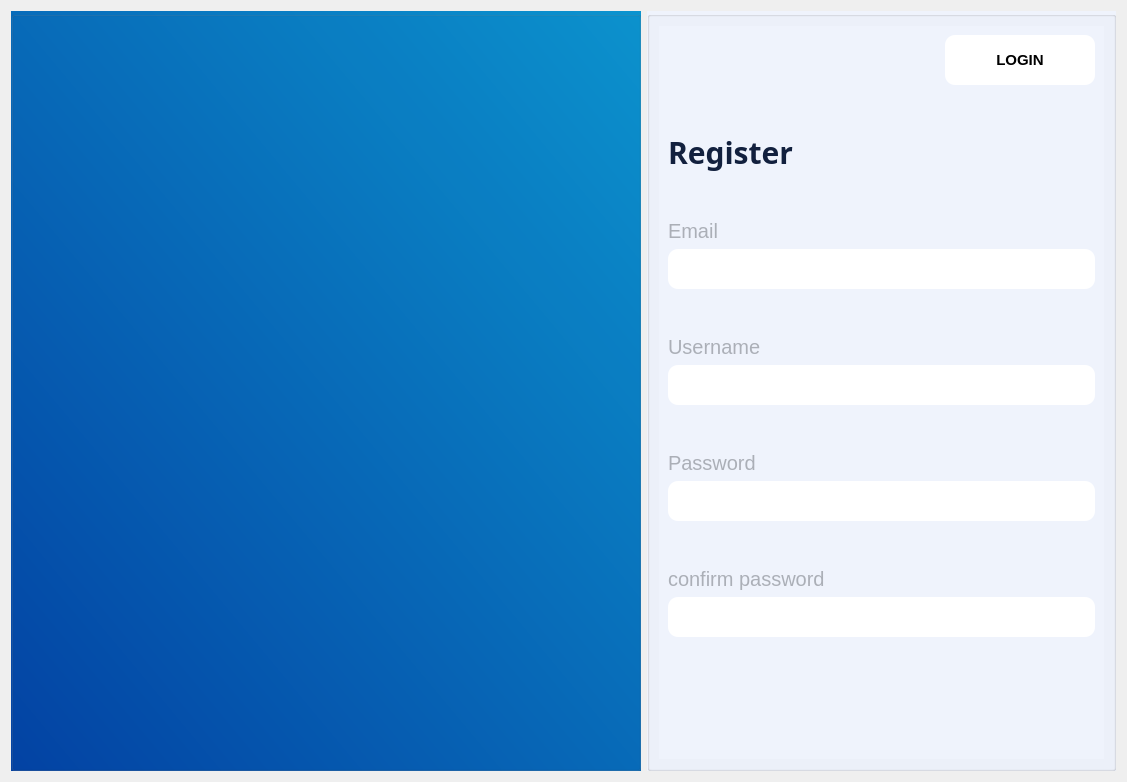
This is forms/register_view.ui in yousefelmesalamy/Illminor as Qt 5 draws it before an edit. The edited form follows.
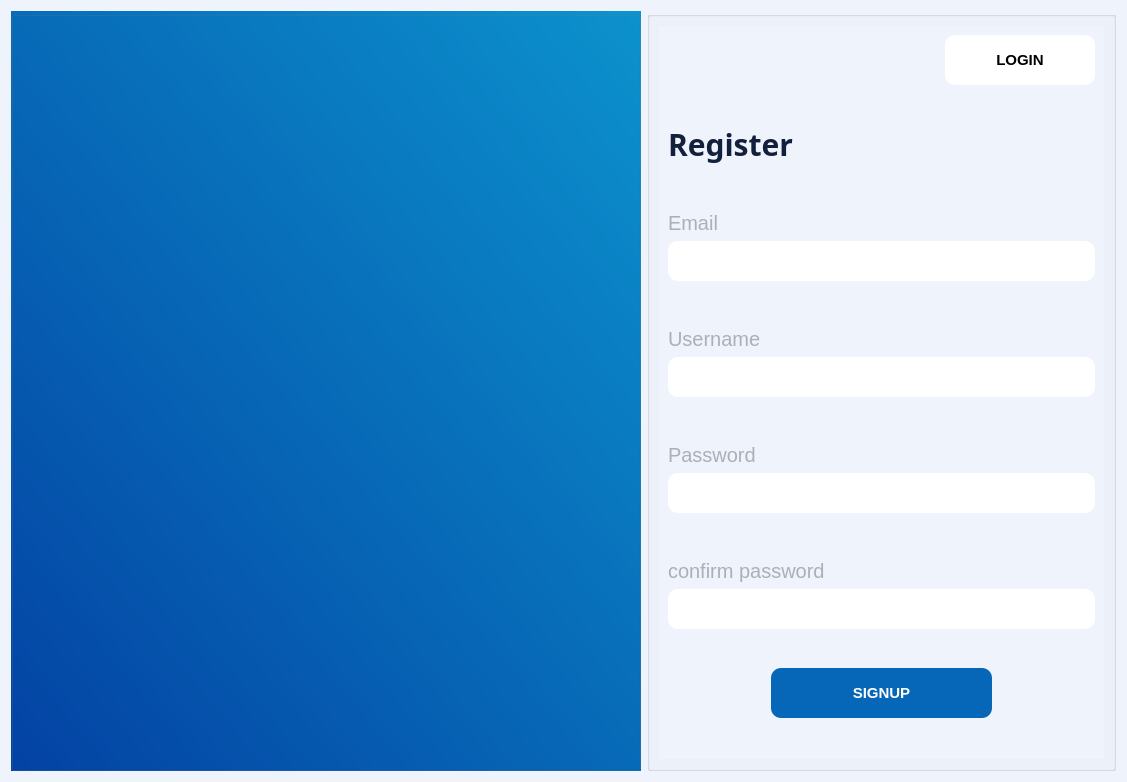
This is the edited form. Icons and pictures are not drawn.

```diff
--- a/forms/register_view.ui
+++ b/forms/register_view.ui
@@ -14,7 +14,9 @@
    <string>Form</string>
   </property>
   <property name="styleSheet">
-   <string notr="true">font-family:Ubuntu;
+   <string notr="true">background-color: rgb(239, 243, 252);
+color: rgb(18, 32, 62);
+font-family:Ubuntu;
 font-size: 20px;</string>
   </property>
   <layout class="QGridLayout" name="gridLayout_3">
@@ -47,7 +49,36 @@
         <property name="styleSheet">
          <string notr="true"/>
         </property>
-        <layout class="QGridLayout" name="gridLayout_18">
+        <layout class="QGridLayout" name="gridLayout_4">
+         <item row="3" column="0">
+          <spacer name="verticalSpacer_22">
+           <property name="orientation">
+            <enum>Qt::Vertical</enum>
+           </property>
+           <property name="sizeType">
+            <enum>QSizePolicy::Fixed</enum>
+           </property>
+           <property name="sizeHint" stdset="0">
+            <size>
+             <width>20</width>
+             <height>40</height>
+            </size>
+           </property>
+          </spacer>
+         </item>
+         <item row="5" column="0" colspan="2">
+          <spacer name="verticalSpacer">
+           <property name="orientation">
+            <enum>Qt::Vertical</enum>
+           </property>
+           <property name="sizeHint" stdset="0">
+            <size>
+             <width>20</width>
+             <height>40</height>
+            </size>
+           </property>
+          </spacer>
+         </item>
          <item row="2" column="0">
           <widget class="QLabel" name="label_13">
            <property name="font">
@@ -68,6 +99,46 @@
            </property>
           </widget>
          </item>
+         <item row="0" column="1">
+          <widget class="QPushButton" name="login_btn">
+           <property name="minimumSize">
+            <size>
+             <width>150</width>
+             <height>50</height>
+            </size>
+           </property>
+           <property name="maximumSize">
+            <size>
+             <width>150</width>
+             <height>50</height>
+            </size>
+           </property>
+           <property name="styleSheet">
+            <string notr="true">QPushButton {
+    background-color:rgba(255,255,255,255);
+    color: black;
+    padding: 2px;
+    font: bold 15px;
+    border-width: 6px;
+    border-radius: 10px;
+    border-color: #2752B8;
+}
+QPushButton:hover {
+    background-color: #827397;
+}
+QPushButton:pressed{
+padding-left:5px;
+padding-top:5px;
+background-color:rgba(2, 65, 118, 100);
+background-postion:calc(100% - 10px) center;
+}
+</string>
+           </property>
+           <property name="text">
+            <string>LOGIN</string>
+           </property>
+          </widget>
+         </item>
          <item row="4" column="0" colspan="2">
           <layout class="QGridLayout" name="gridLayout_19">
            <item row="1" column="0">
@@ -88,6 +159,25 @@
            </item>
            <item row="6" column="0">
             <layout class="QGridLayout" name="gridLayout_20">
+             <item row="1" column="0">
+              <widget class="QLineEdit" name="password_check_lin_3">
+               <property name="minimumSize">
+                <size>
+                 <width>350</width>
+                 <height>40</height>
+                </size>
+               </property>
+               <property name="styleSheet">
+                <string notr="true">border-radius: 10% 10%;
+padding-left:5px;
+background-color: rgb(255, 255, 255);
+color: rgb(18, 32, 62);</string>
+               </property>
+               <property name="echoMode">
+                <enum>QLineEdit::Password</enum>
+               </property>
+              </widget>
+             </item>
              <item row="0" column="0">
               <widget class="QLabel" name="label_14">
                <property name="styleSheet">
@@ -98,27 +188,6 @@
                </property>
               </widget>
              </item>
-             <item row="1" column="0">
-              <widget class="QLineEdit" name="password_check_lin_3">
-               <property name="minimumSize">
-                <size>
-                 <width>350</width>
-                 <height>40</height>
-                </size>
-               </property>
-               <property name="styleSheet">
-                <string notr="true">font-family:arow;
-background-color: rgb(255, 255, 255);
-border-radius: 10% 10%;
-font-size:15px;
-padding-left:5px;
-</string>
-               </property>
-               <property name="echoMode">
-                <enum>QLineEdit::Password</enum>
-               </property>
-              </widget>
-             </item>
             </layout>
            </item>
            <item row="3" column="0">
@@ -158,12 +227,10 @@
                 </size>
                </property>
                <property name="styleSheet">
-                <string notr="true">font-family:arow;
-background-color: rgb(255, 255, 255);
-border-radius: 10% 10%;
-font-size:15px;
+                <string notr="true">border-radius: 10% 10%;
 padding-left:5px;
-</string>
+background-color: rgb(255, 255, 255);
+color: rgb(18, 32, 62);</string>
                </property>
                <property name="inputMask">
                 <string/>
@@ -205,12 +272,10 @@
                 </size>
                </property>
                <property name="styleSheet">
-                <string notr="true">font-family:arow;
-background-color: rgb(255, 255, 255);
-border-radius: 10% 10%;
-font-size:15px;
+                <string notr="true">border-radius: 10% 10%;
 padding-left:5px;
-</string>
+background-color: rgb(255, 255, 255);
+color: rgb(18, 32, 62);</string>
                </property>
               </widget>
              </item>
@@ -227,12 +292,10 @@
                 </size>
                </property>
                <property name="styleSheet">
-                <string notr="true">font-family:arow;
-background-color: rgb(255, 255, 255);
-border-radius: 10% 10%;
-font-size:15px;
+                <string notr="true">border-radius: 10% 10%;
 padding-left:5px;
-</string>
+background-color: rgb(255, 255, 255);
+color: rgb(18, 32, 62);</string>
                </property>
                <property name="echoMode">
                 <enum>QLineEdit::Password</enum>
@@ -270,13 +333,10 @@
           </layout>
          </item>
          <item row="1" column="1">
-          <spacer name="verticalSpacer_17">
+          <spacer name="verticalSpacer_2">
            <property name="orientation">
             <enum>Qt::Vertical</enum>
            </property>
-           <property name="sizeType">
-            <enum>QSizePolicy::Fixed</enum>
-           </property>
            <property name="sizeHint" stdset="0">
             <size>
              <width>20</width>
@@ -285,24 +345,39 @@
            </property>
           </spacer>
          </item>
-         <item row="0" column="1">
-          <widget class="QPushButton" name="login_pushbutton">
-           <property name="minimumSize">
-            <size>
-             <width>150</width>
-             <height>50</height>
-            </size>
-           </property>
-           <property name="maximumSize">
-            <size>
-             <width>150</width>
-             <height>50</height>
-            </size>
-           </property>
-           <property name="styleSheet">
-            <string notr="true">QPushButton {
-    background-color:rgba(255,255,255,255);
-    color: black;
+         <item row="6" column="0" colspan="2">
+          <layout class="QHBoxLayout" name="horizontalLayout">
+           <item>
+            <spacer name="horizontalSpacer">
+             <property name="orientation">
+              <enum>Qt::Horizontal</enum>
+             </property>
+             <property name="sizeHint" stdset="0">
+              <size>
+               <width>40</width>
+               <height>20</height>
+              </size>
+             </property>
+            </spacer>
+           </item>
+           <item>
+            <widget class="QPushButton" name="siginup_btn">
+             <property name="minimumSize">
+              <size>
+               <width>221</width>
+               <height>50</height>
+              </size>
+             </property>
+             <property name="maximumSize">
+              <size>
+               <width>150</width>
+               <height>50</height>
+              </size>
+             </property>
+             <property name="styleSheet">
+              <string notr="true">QPushButton {
+	background-color:rgba(6,103,184,255);
+    color: #FFFFFF;
     padding: 2px;
     font: bold 15px;
     border-width: 6px;
@@ -311,28 +386,33 @@
 }
 QPushButton:hover {
     background-color: #827397;
-}
-QPushButton:pressed{
-padding-left:5px;
-padding-top:5px;
-background-color:rgba(2, 65, 118, 100);
-background-postion:calc(100% - 10px) center;
-}
-</string>
-           </property>
-           <property name="text">
-            <string>LOGIN</string>
-           </property>
-          </widget>
+}</string>
+             </property>
+             <property name="text">
+              <string>SIGNUP</string>
+             </property>
+            </widget>
+           </item>
+           <item>
+            <spacer name="horizontalSpacer_2">
+             <property name="orientation">
+              <enum>Qt::Horizontal</enum>
+             </property>
+             <property name="sizeHint" stdset="0">
+              <size>
+               <width>40</width>
+               <height>20</height>
+              </size>
+             </property>
+            </spacer>
+           </item>
+          </layout>
          </item>
-         <item row="3" column="0">
-          <spacer name="verticalSpacer_22">
+         <item row="7" column="0" colspan="2">
+          <spacer name="verticalSpacer_3">
            <property name="orientation">
             <enum>Qt::Vertical</enum>
            </property>
-           <property name="sizeType">
-            <enum>QSizePolicy::Fixed</enum>
-           </property>
            <property name="sizeHint" stdset="0">
             <size>
              <width>20</width>
@@ -341,22 +421,6 @@
            </property>
           </spacer>
          </item>
-         <item row="5" column="0">
-          <spacer name="verticalSpacer_18">
-           <property name="orientation">
-            <enum>Qt::Vertical</enum>
-           </property>
-           <property name="sizeType">
-            <enum>QSizePolicy::Expanding</enum>
-           </property>
-           <property name="sizeHint" stdset="0">
-            <size>
-             <width>20</width>
-             <height>80</height>
-            </size>
-           </property>
-          </spacer>
-         </item>
         </layout>
        </widget>
       </item>
```
